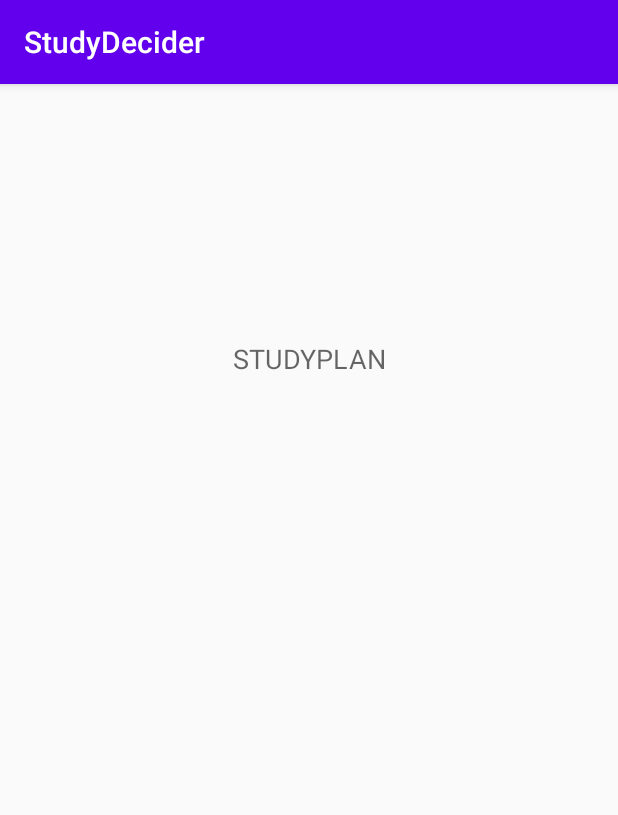
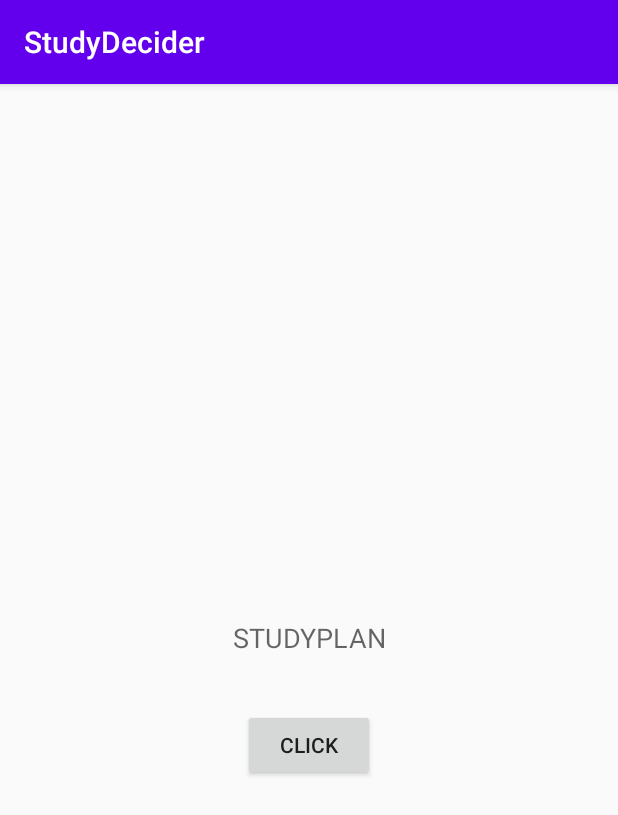
Before and after one commit to demin13/StudyDecider, an Android app: the screen it shows after launch (MainActivity), on a phone screen of 412 x 824 dp. Shown: the top 815 px of the screen. Run offline under Robolectric (Android 15) with nearby library versions, the phone set to English and light mode, and no system bars; Roboto replaces fonts that are not available here.

Commit message:
added a button

```diff
--- a/app/src/main/res/layout/activity_main.xml
+++ b/app/src/main/res/layout/activity_main.xml
@@ -17,6 +17,18 @@
         app:layout_constraintLeft_toLeftOf="parent"
         app:layout_constraintRight_toRightOf="parent"
         app:layout_constraintTop_toTopOf="parent"
-        app:layout_constraintVertical_bias="0.23000002" />
+        app:layout_constraintVertical_bias="0.48000002" />
+
+    <Button
+        android:id="@+id/ClickBTN"
+        android:layout_width="wrap_content"
+        android:layout_height="wrap_content"
+        android:layout_marginTop="16dp"
+        android:text="@string/click"
+        app:layout_constraintBottom_toBottomOf="parent"
+        app:layout_constraintEnd_toEndOf="parent"
+        app:layout_constraintStart_toStartOf="parent"
+        app:layout_constraintTop_toBottomOf="@+id/StudyPlan"
+        app:layout_constraintVertical_bias="0.060000002" />
 
 </androidx.constraintlayout.widget.ConstraintLayout>
--- a/app/src/main/res/values/strings.xml
+++ b/app/src/main/res/values/strings.xml
@@ -1,4 +1,5 @@
 <resources>
     <string name="app_name">StudyDecider</string>
     <string name="studyplan">STUDYPLAN</string>
+    <string name="click">Click</string>
 </resources>
```
